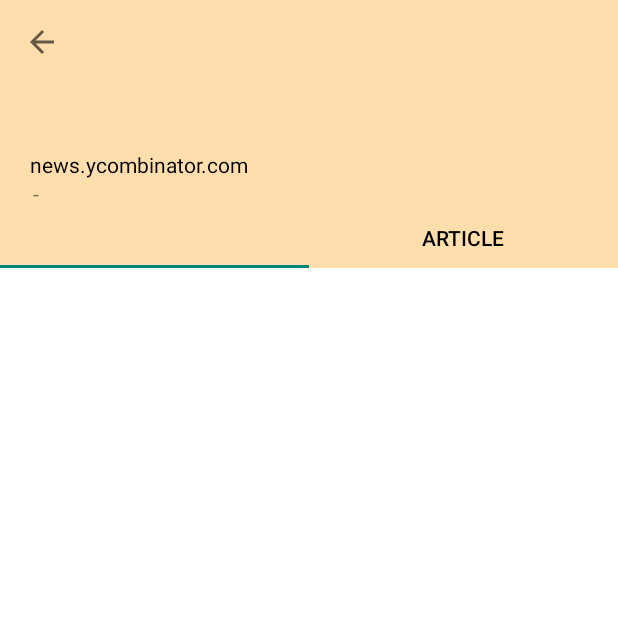
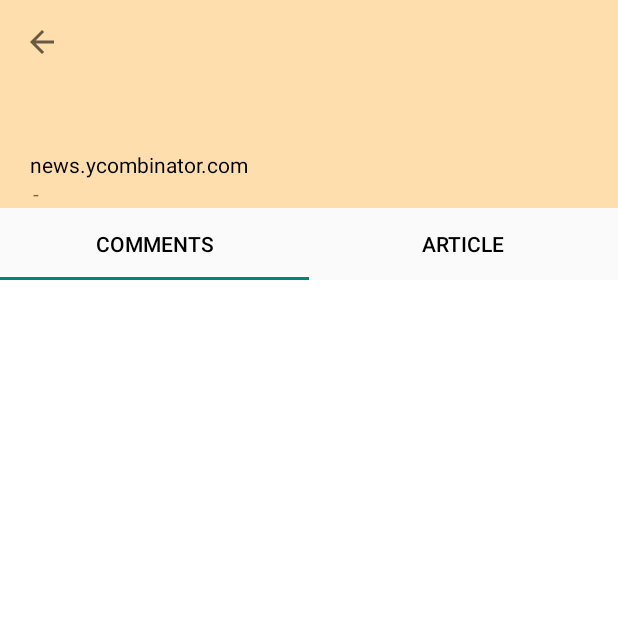
Before and after one commit to havicb/Materialistic, an Android app: the CommentFragment screen opened directly, with no data from a screen before it, on a phone screen of 412 x 824 dp, the top half of it. Run offline under Robolectric (Android 15) with nearby library versions, the light colour scheme and no system bars; network calls fail; 2 statements that could not run were skipped.

Commit message:
Fixed tab layout and view pager 2

```diff
--- a/app/src/main/java/com/example/hackernews/ArticleFragment.kt
+++ b/app/src/main/java/com/example/hackernews/ArticleFragment.kt
@@ -15,49 +15,29 @@ import androidx.navigation.fragment.findNavController
 import com.example.hackernews.databinding.FragmentArticleBinding
 import com.example.hackernews.interfaces.Navigable
 
-private const val ARG_PARAM1 = "URL"
+class ArticleFragment : Fragment() {
 
-class ArticleFragment : Fragment(), Navigable {
-
-    private var param1: String? = null
     private lateinit var binding: FragmentArticleBinding
 
     override fun onCreate(savedInstanceState: Bundle?) {
         super.onCreate(savedInstanceState)
-        Log.d("ARGUMENTS", arguments.toString())
-        arguments?.let {
-            Log.d("ARG", it.getString(ARG_PARAM1).toString())
-            param1 = it.getString(ARG_PARAM1)
-        }
     }
 
-    @SuppressLint("SetJavaScriptEnabled")
     override fun onCreateView(
         inflater: LayoutInflater, container: ViewGroup?,
         savedInstanceState: Bundle?
     ): View? {
-        Toast.makeText(context, "$param1", Toast.LENGTH_SHORT).show()
         binding = FragmentArticleBinding.inflate(layoutInflater)
         binding.articleWebView.webViewClient = WebViewClient()
         binding.articleWebView.loadUrl("github.com")
-        val webSettings = binding.articleWebView.settings
-        webSettings.javaScriptEnabled = true
+
         return binding.root
-    }
-
-    override fun navigateToAnotherFragment() {
-        view?.post {
-            findNavController().navigate(R.id.action_articleFragment_to_commentFragment)
-        }
     }
 
     companion object {
         @JvmStatic
-        fun newInstance(param1: String) =
+        fun newInstance() =
             ArticleFragment().apply {
-                arguments = Bundle().apply {
-                    putString(ARG_PARAM1, param1)
-                }
             }
     }
 }
--- a/app/src/main/java/com/example/hackernews/CommentFragment.kt
+++ b/app/src/main/java/com/example/hackernews/CommentFragment.kt
@@ -1,31 +1,17 @@
 package com.example.hackernews
 
 import android.os.Bundle
-import android.util.Log
 import androidx.fragment.app.Fragment
 import android.view.LayoutInflater
 import android.view.View
 import android.view.ViewGroup
-import androidx.activity.OnBackPressedCallback
-import androidx.navigation.fragment.findNavController
 import androidx.recyclerview.widget.LinearLayoutManager
 import androidx.recyclerview.widget.RecyclerView
 import com.example.hackernews.comments.CommentsAdapter
 import com.example.hackernews.data.CallApi
 import com.example.hackernews.databinding.FragmentCommentBinding
-import com.example.hackernews.interfaces.Navigable
 
-// TODO: Rename parameter arguments, choose names that match
-// the fragment initialization parameters, e.g. ARG_ITEM_NUMBER
-private const val ARG_PARAM1 = "param1"
-private const val ARG_PARAM2 = "param2"
-
-/**
- * A simple [Fragment] subclass.
- * Use the [CommentFragment.newInstance] factory method to
- * create an instance of this fragment.
- */
-class CommentFragment : Fragment(), Navigable {
+class CommentFragment : Fragment() {
 
     private lateinit var binding: FragmentCommentBinding
 
@@ -50,27 +36,10 @@ class CommentFragment : Fragment(), Navigable {
         return binding.root
     }
 
-
-    override fun navigateToAnotherFragment() {
-        view?.post {
-            findNavController().navigate(R.id.action_commentFragment_to_articleFragment)
-        }
-    }
-
     companion object {
-        /**
-         * Use this factory method to create a new instance of
-         * this fragment using the provided parameters.
-         *
-         * @param param1 Parameter 1.
-         * @param param2 Parameter 2.
-         * @return A new instance of fragment CommentFragment.
-         */
-        // TODO: Rename and change types and number of parameters
         @JvmStatic
         fun newInstance() =
             CommentFragment().apply {
-
             }
     }
 
--- a/app/src/main/java/com/example/hackernews/NewsActivity.kt
+++ b/app/src/main/java/com/example/hackernews/NewsActivity.kt
@@ -2,11 +2,15 @@ package com.example.hackernews
 
 import androidx.appcompat.app.AppCompatActivity
 import android.os.Bundle
+import android.widget.Toast
+import androidx.navigation.findNavController
 import androidx.recyclerview.widget.RecyclerView
+import androidx.viewpager2.widget.ViewPager2
 import com.example.hackernews.callbacks.LoadCommentCallback
 import com.example.hackernews.constants.Constants
 import com.example.hackernews.data.CallApi
 import com.example.hackernews.databinding.ActivityNewsBinding
+import com.example.hackernews.databinding.FragmentCommentBinding
 import com.example.hackernews.helpers.Helper
 import com.example.hackernews.models.Comment
 import com.example.hackernews.models.NewsM
@@ -17,18 +21,20 @@ import com.google.android.material.tabs.TabLayoutMediator
 class NewsActivity : AppCompatActivity() {
 
     private lateinit var binding: ActivityNewsBinding
+
     private val selectedNews: NewsM by lazy {
         intent.getSerializableExtra(Constants.SELECTED_NEWS) as NewsM
     }
     private val apiCall: CallApi by lazy {
         CallApi(this@NewsActivity)
     }
-    private val viewPager: NewsTabsAdapter by lazy {
-        NewsTabsAdapter(selectedNews, this)
-    }
+
+    private lateinit var adapter: NewsTabsAdapter
+    private lateinit var tabLayout: TabLayout
+    private lateinit var viewPager: ViewPager2
 
     private val articleFragment: ArticleFragment by lazy {
-        ArticleFragment.newInstance(selectedNews.url)
+        ArticleFragment.newInstance()
     }
 
     val newsCommentFragment: CommentFragment by lazy {
@@ -42,24 +48,7 @@ class NewsActivity : AppCompatActivity() {
         setUpToolbar()
         setUpNews()
         initViewPagerAndTabs()
-        binding.tabLayout.addOnTabSelectedListener(object : TabLayout.OnTabSelectedListener {
-            override fun onTabSelected(tab: TabLayout.Tab?) {
-                if(tab!!.text == "ARTICLE")
-                    articleFragment.navigateToAnotherFragment()
-                else
-                    newsCommentFragment.navigateToAnotherFragment()
-            }
-
-            override fun onTabUnselected(tab: TabLayout.Tab?) {
-
-            }
-
-            override fun onTabReselected(tab: TabLayout.Tab?) {
-
-            }
-        })
-        binding.viewPager.adapter = viewPager
-        getParentComments(null)
+       // getParentComments(null)
     }
 
     private fun setUpToolbar() {
@@ -73,16 +62,35 @@ class NewsActivity : AppCompatActivity() {
 
 
     private fun initViewPagerAndTabs() {
-        viewPager.addFragment(newsCommentFragment)
-        viewPager.addFragment(articleFragment)
-        binding.viewPager.adapter = viewPager
-        TabLayoutMediator(binding.tabLayout, binding.viewPager) { tab, position ->
-            if (position == 0) {
-                tab.text = "${selectedNews.kids?.size ?: "0"} comments"
-            } else {
-                tab.text = "ARTICLE"
+        tabLayout = binding.tabLayout
+        viewPager = binding.viewPager2
+
+        adapter = NewsTabsAdapter(supportFragmentManager, lifecycle)
+
+        viewPager.adapter = adapter
+
+        tabLayout.addTab(tabLayout.newTab().setText("Comments"))
+        tabLayout.addTab(tabLayout.newTab().setText("Article"))
+
+        tabLayout.addOnTabSelectedListener(object : TabLayout.OnTabSelectedListener{
+            override fun onTabSelected(tab: TabLayout.Tab?) {
+                viewPager.currentItem = tab!!.position
             }
-        }.attach()
+
+            override fun onTabUnselected(tab: TabLayout.Tab?) {
+
+            }
+
+            override fun onTabReselected(tab: TabLayout.Tab?) {
+
+            }
+        })
+
+        viewPager.registerOnPageChangeCallback(object : ViewPager2.OnPageChangeCallback(){
+            override fun onPageSelected(position: Int) {
+                tabLayout.selectTab(tabLayout.getTabAt(position))
+            }
+        })
     }
 
     fun getParentComments(recyclerView: RecyclerView?)  {
@@ -98,7 +106,6 @@ class NewsActivity : AppCompatActivity() {
             }
         })
     }
-
     fun getUrl() : String {
         return selectedNews.url
     }
--- a/app/src/main/java/com/example/hackernews/news/NewsTabsAdapter.kt
+++ b/app/src/main/java/com/example/hackernews/news/NewsTabsAdapter.kt
@@ -4,25 +4,23 @@ import android.util.Log
 import android.widget.Toast
 import androidx.fragment.app.Fragment
 import androidx.fragment.app.FragmentActivity
+import androidx.fragment.app.FragmentManager
+import androidx.lifecycle.Lifecycle
 import androidx.viewpager2.adapter.FragmentStateAdapter
+import com.example.hackernews.ArticleFragment
+import com.example.hackernews.CommentFragment
 import com.example.hackernews.models.NewsM
 
-class NewsTabsAdapter(val clickedNews: NewsM, val fragmentActivity: FragmentActivity) : FragmentStateAdapter(fragmentActivity) {
-
-    private val fragments: ArrayList<Fragment> by lazy {
-        ArrayList<Fragment>()
-    }
+class NewsTabsAdapter(fragmentManager: FragmentManager, lifecycle: Lifecycle) : FragmentStateAdapter(fragmentManager, lifecycle) {
 
     override fun getItemCount(): Int {
-        return fragments.size
-    }
-
-    fun addFragment(fragment: Fragment) {
-        fragments.add(fragment)
-        notifyDataSetChanged()
+        return 2
     }
 
     override fun createFragment(position: Int): Fragment {
-        return fragments[position]
+        if(position == 1) {
+            return ArticleFragment.newInstance()
+        }
+        return CommentFragment.newInstance()
     }
 }
--- a/app/src/main/res/layout/activity_news.xml
+++ b/app/src/main/res/layout/activity_news.xml
@@ -1,5 +1,5 @@
 <?xml version="1.0" encoding="utf-8"?>
-<androidx.constraintlayout.widget.ConstraintLayout xmlns:android="http://schemas.android.com/apk/res/android"
+<RelativeLayout xmlns:android="http://schemas.android.com/apk/res/android"
     xmlns:app="http://schemas.android.com/apk/res-auto"
     xmlns:tools="http://schemas.android.com/tools"
     android:layout_width="match_parent"
@@ -10,15 +10,15 @@
         android:layout_width="match_parent"
         android:layout_height="?android:attr/actionBarSize"
         android:background="@color/news_id_color"
-        app:layout_constraintStart_toStartOf="parent"
-        app:layout_constraintTop_toTopOf="parent"
+        android:gravity="top"
         tools:targetApi="lollipop" />
 
     <LinearLayout
-        android:id="@+id/news_info"
+        android:id="@+id/ll_news_info"
         android:layout_width="match_parent"
         android:layout_height="wrap_content"
         android:orientation="vertical"
+        android:layout_below="@id/news_toolbar"
         android:background="@color/news_id_color"
         app:layout_constraintStart_toStartOf="parent"
         app:layout_constraintTop_toBottomOf="@id/news_toolbar">
@@ -54,6 +54,7 @@
             android:layout_marginRight="40dp" />
 
         <LinearLayout
+            android:id="@+id/ll"
             android:layout_width="match_parent"
             android:layout_height="wrap_content"
             android:orientation="horizontal">
@@ -83,48 +84,23 @@
                 android:textColor="@color/red"
                 tools:text="belmin"
                 android:textSize="14sp"/>
-
         </LinearLayout>
 
-        <com.google.android.material.tabs.TabLayout
-            android:id="@+id/tabLayout"
-            android:layout_width="match_parent"
-            android:layout_height="40dp"
-            app:layout_constraintStart_toStartOf="parent"
-            app:layout_constraintTop_toBottomOf="@id/news_info"
-            app:tabTextColor="@color/black"
-            />
 
     </LinearLayout>
 
-    <androidx.viewpager2.widget.ViewPager2
-        android:id="@+id/view_pager"
+
+    <com.google.android.material.tabs.TabLayout
+        android:id="@+id/tabLayout"
         android:layout_width="match_parent"
         android:layout_height="wrap_content"
-        android:visibility="gone"
-        app:layout_constraintStart_toStartOf="parent"
-        app:layout_constraintTop_toBottomOf="parent"/>
+        android:layout_below="@id/ll_news_info"
+        app:tabTextColor="@color/black" />
 
-    <LinearLayout
-        android:id="@+id/llFragment"
+    <androidx.viewpager2.widget.ViewPager2
+        android:id="@+id/viewPager2"
         android:layout_width="match_parent"
-        android:layout_height="wrap_content"
-        android:visibility="visible"
-        app:layout_constraintStart_toStartOf="parent"
-        app:layout_constraintTop_toBottomOf="@id/news_info">
+        android:layout_height="match_parent"
+        android:layout_below="@id/tabLayout"/>
 
-        <androidx.fragment.app.FragmentContainerView
-            android:id="@+id/nav_host_fragment"
-            android:name="androidx.navigation.fragment.NavHostFragment"
-            android:layout_width="match_parent"
-            android:layout_height="560dp"
-            app:layout_constraintLeft_toLeftOf="parent"
-            app:layout_constraintRight_toRightOf="parent"
-            app:layout_constraintTop_toTopOf="parent"
-            app:layout_constraintBottom_toBottomOf="parent"
-            app:defaultNavHost="true"
-            app:navGraph="@navigation/nav_graph" />
-
-    </LinearLayout>
-
-</androidx.constraintlayout.widget.ConstraintLayout>
+</RelativeLayout>
--- a/app/src/main/res/layout/fragment_article.xml
+++ b/app/src/main/res/layout/fragment_article.xml
@@ -13,4 +13,5 @@
         android:layout_width="match_parent"
         android:layout_height="match_parent" />
 
+
 </LinearLayout>
--- a/app/src/main/res/layout/fragment_comment.xml
+++ b/app/src/main/res/layout/fragment_comment.xml
@@ -5,6 +5,7 @@
     android:layout_height="match_parent"
     android:orientation="vertical"
     android:background="@color/white">
+
 
 
     <androidx.recyclerview.widget.RecyclerView
@@ -39,4 +40,6 @@
 
 
 
+
+
 </LinearLayout>
--- a/app/src/main/res/navigation/nav_graph.xml
+++ /dev/null
@@ -1,29 +0,0 @@
-<?xml version="1.0" encoding="utf-8"?>
-<navigation xmlns:android="http://schemas.android.com/apk/res/android"
-    xmlns:app="http://schemas.android.com/apk/res-auto"
-    xmlns:tools="http://schemas.android.com/tools"
-    android:id="@+id/nav_graph"
-    app:startDestination="@id/commentFragment">
-
-    <fragment
-        android:id="@+id/articleFragment"
-        android:name="com.example.hackernews.ArticleFragment"
-        android:label="fragment_article"
-        tools:layout="@layout/fragment_article" >
-        <action
-            android:id="@+id/action_articleFragment_to_commentFragment"
-            app:destination="@id/commentFragment" />
-    </fragment>
-
-    <fragment
-        android:id="@+id/commentFragment"
-        android:name="com.example.hackernews.CommentFragment"
-        android:label="fragment_comment"
-        tools:layout="@layout/fragment_comment" >
-        <action
-            android:id="@+id/action_commentFragment_to_articleFragment"
-            app:destination="@id/articleFragment" />
-    </fragment>
-
-
-</navigation>
```
